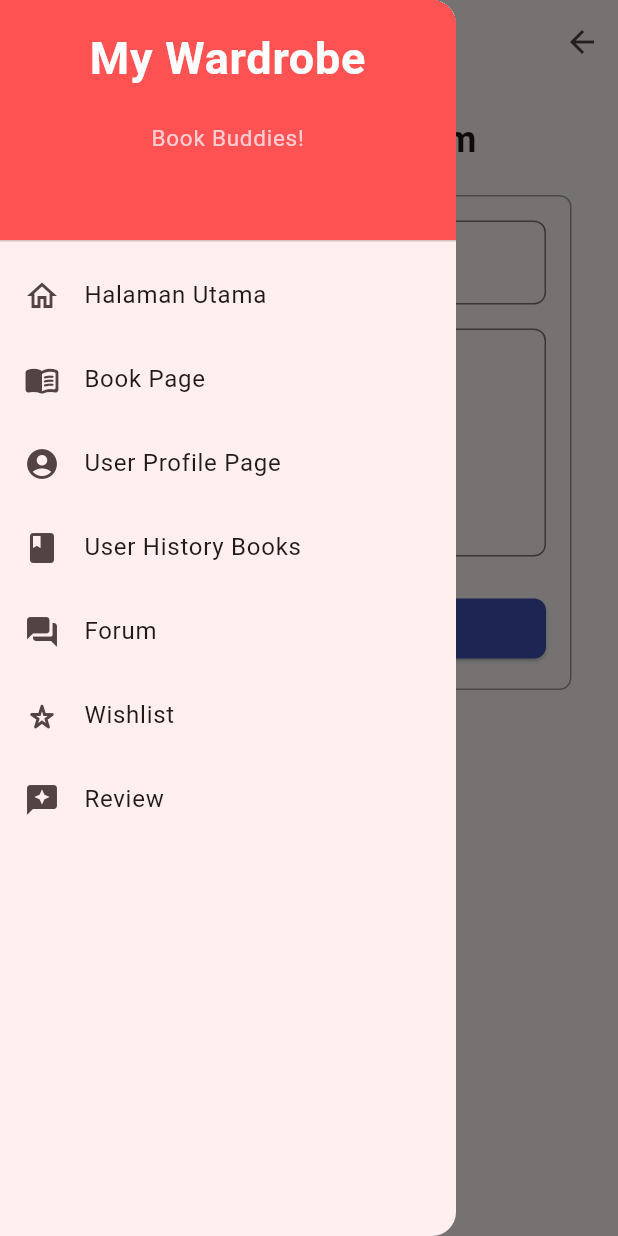
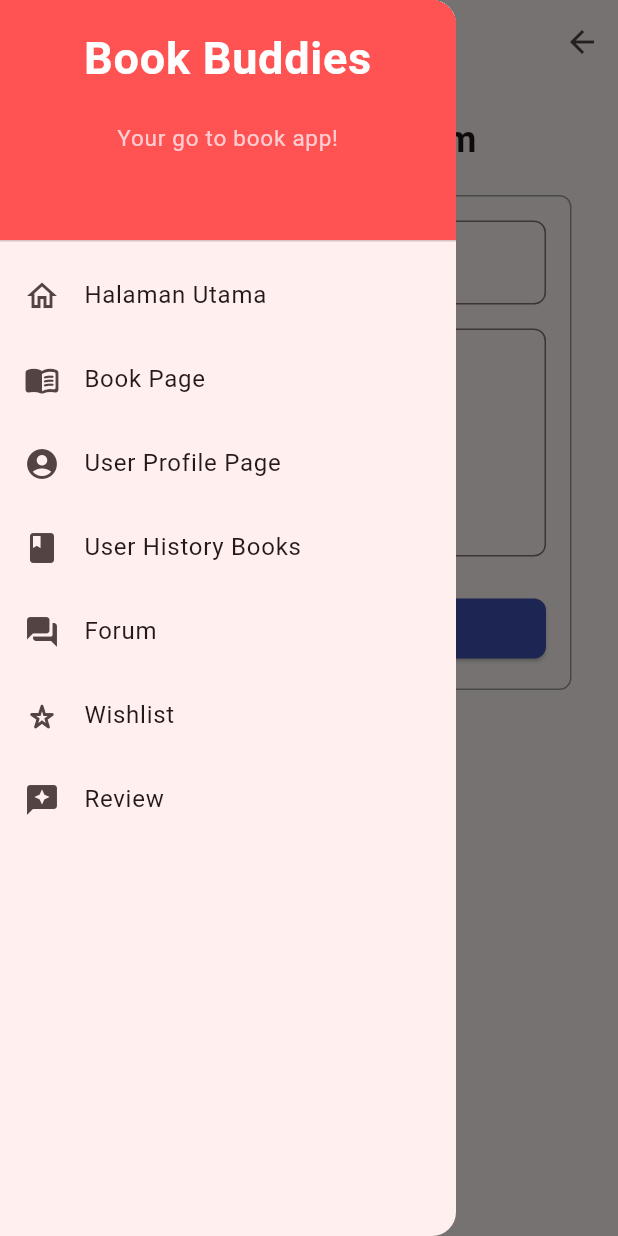
Before and after one commit to PBP-E14/BookBuddies-mobile, a Flutter app: the ForumFormPage screen opened directly, with the side drawer open, on a phone screen of 412 x 824 dp. Run offline on Flutter 3.47's test engine with Material 3 defaults, Android fonts, the light colour scheme and no system bars; missing offline and left inert: pbp_django_auth; accounts and stored records are empty.

Commit message:
Benerin copy writing

```diff
--- a/lib/widgets/left_drawer.dart
+++ b/lib/widgets/left_drawer.dart
@@ -22,7 +22,7 @@ class LeftDrawer extends StatelessWidget {
             child: Column(
               children: [
                 Text(
-                  'My Wardrobe',
+                  'Book Buddies',
                   textAlign: TextAlign.center,
                   style: TextStyle(
                     fontSize: 30,
@@ -32,7 +32,7 @@ class LeftDrawer extends StatelessWidget {
                 ),
                 Padding(padding: EdgeInsets.all(10)),
                 Text(
-                  "Book Buddies!",
+                  "Your go to book app!",
                   textAlign: TextAlign.center,
                   style: TextStyle(
                     fontSize: 15,
```
